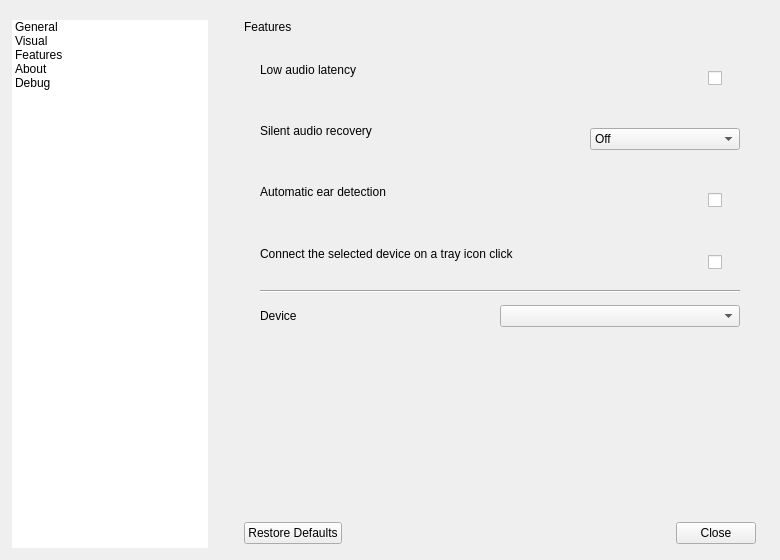
The window that Source/Gui/SettingsWindow.ui (ffishman/AirPodsDesktop) describes before a commit, drawn with Qt 5.
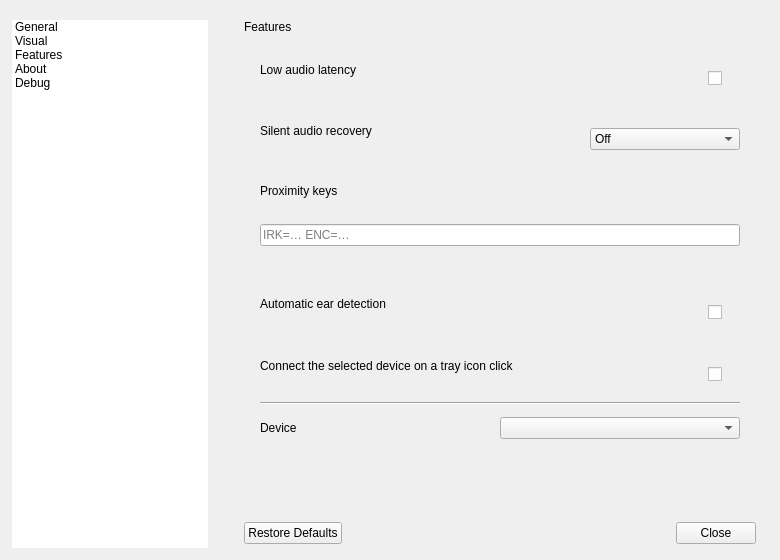
The same window after the commit. The open tabs and pages were chosen to show the change. Icons and pictures are not drawn.

Commit message: feat: identify AirPods by their proximity keys

Patch:
```diff
--- a/Source/Gui/SettingsWindow.ui
+++ b/Source/Gui/SettingsWindow.ui
@@ -970,6 +970,82 @@
            </layout>
           </widget>
          </item>
+         <item>
+          <widget class="QFrame" name="cardProximityKeys">
+           <property name="frameShape">
+            <enum>QFrame::NoFrame</enum>
+           </property>
+           <property name="cssClass" stdset="0">
+            <string notr="true">settingCard</string>
+           </property>
+           <layout class="QVBoxLayout" name="cardProximityKeysLayout">
+            <property name="spacing">
+             <number>6</number>
+            </property>
+            <property name="leftMargin">
+             <number>16</number>
+            </property>
+            <property name="topMargin">
+             <number>12</number>
+            </property>
+            <property name="rightMargin">
+             <number>16</number>
+            </property>
+            <property name="bottomMargin">
+             <number>12</number>
+            </property>
+            <item>
+             <widget class="QLabel" name="lbProximityKeys">
+              <property name="text">
+               <string>Proximity keys</string>
+              </property>
+              <property name="cssClass" stdset="0">
+               <string notr="true">cardTitle</string>
+              </property>
+             </widget>
+            </item>
+            <item>
+             <widget class="QLabel" name="lbDescProximityKeys">
+              <property name="text">
+               <string notr="true"/>
+              </property>
+              <property name="wordWrap">
+               <bool>true</bool>
+              </property>
+              <property name="cssClass" stdset="0">
+               <string notr="true">cardDescription</string>
+              </property>
+             </widget>
+            </item>
+            <item>
+             <widget class="QLineEdit" name="leProximityKeys">
+              <property name="echoMode">
+               <enum>QLineEdit::Password</enum>
+              </property>
+              <property name="placeholderText">
+               <string notr="true">IRK=… ENC=…</string>
+              </property>
+              <property name="clearButtonEnabled">
+               <bool>true</bool>
+              </property>
+             </widget>
+            </item>
+            <item>
+             <widget class="QLabel" name="lbProximityKeysStatus">
+              <property name="text">
+               <string notr="true"/>
+              </property>
+              <property name="wordWrap">
+               <bool>true</bool>
+              </property>
+              <property name="cssClass" stdset="0">
+               <string notr="true">cardDescription</string>
+              </property>
+             </widget>
+            </item>
+           </layout>
+          </widget>
+         </item>
          <item>
           <widget class="QFrame" name="cardAutoEarDetection">
            <property name="frameShape">
```
The commit also changes 18 other files.
